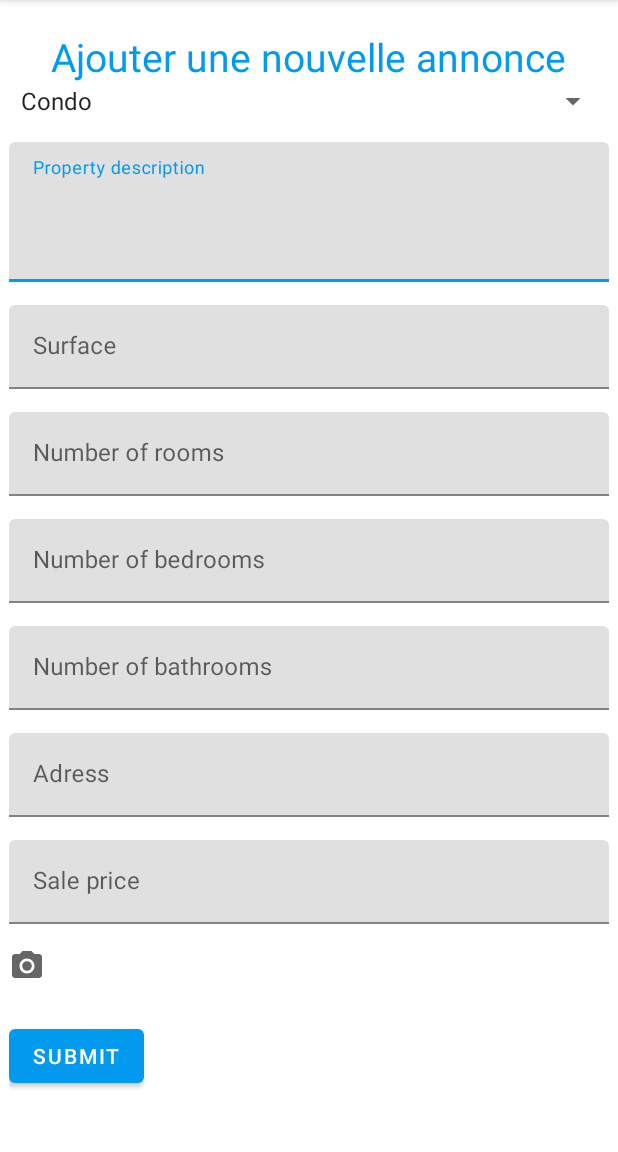
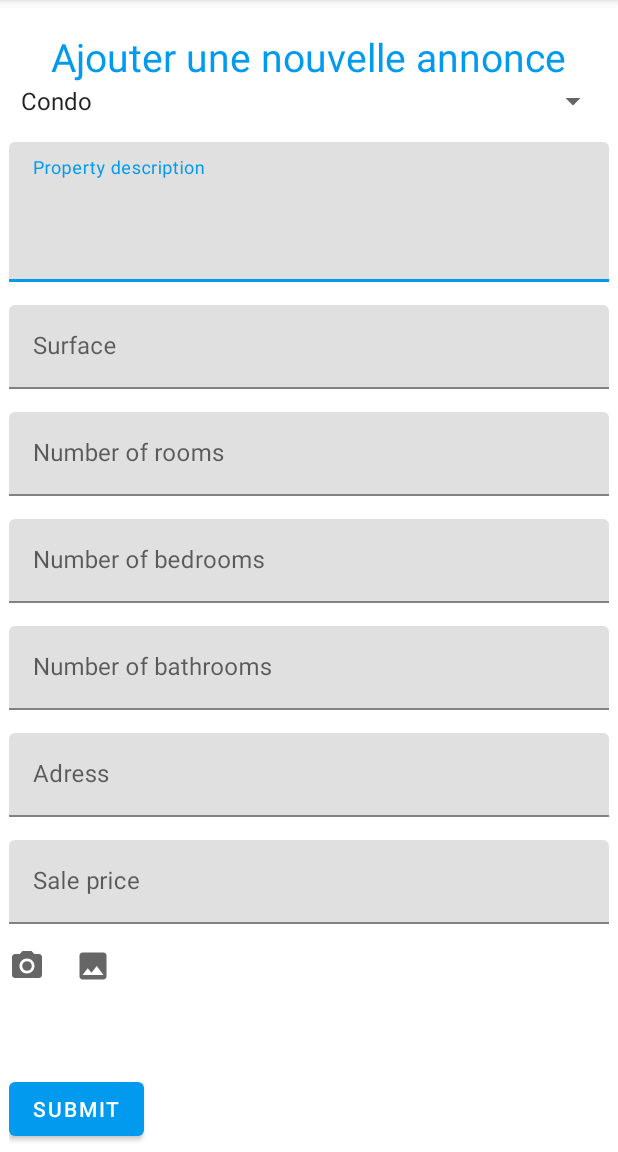
Before and after one commit to MattChad1/P8_RealEstateManager, an Android app: the screen it shows after launch (AddPropertyActivity), after a tap on "Add a property", on a phone screen of 412 x 824 dp, the part 84-1236 px from its top. Run offline under Robolectric (Android 15) with nearby library versions, the phone set to English and light mode, and no system bars; our stand-ins replace Room's generated code; 2 statements that could not run were skipped.

Commit message:
AddProperty : Ajout photo à partir de la galery

```diff
--- a/app/src/main/AndroidManifest.xml
+++ b/app/src/main/AndroidManifest.xml
@@ -8,6 +8,7 @@
     -->
     <uses-permission android:name="android.permission.ACCESS_FINE_LOCATION" />
     <uses-permission android:name="android.permission.ACCESS_WIFI_STATE" />
+    <uses-permission android:name="android.permission.READ_EXTERNAL_STORAGE" />
 
     <application
         android:name=".MyApplication"
--- a/app/src/main/java/com/openclassrooms/realestatemanager/datas/database/LocaleDatabase.kt
+++ b/app/src/main/java/com/openclassrooms/realestatemanager/datas/database/LocaleDatabase.kt
@@ -61,12 +61,12 @@ abstract class LocaleDatabase : RoomDatabase() {
             super.onCreate(db)
             INSTANCE?.let { database ->
                 scope.launch {
-                    populateDatabase(database.propertyDao(), database.agentDao(), database.typeOfPropertyDao(), database.proximityDao(), database.propertyProximityCrossRefDao())
+                    populateDatabase(database.propertyDao(), database.agentDao(), database.typeOfPropertyDao(), database.proximityDao(), database.propertyProximityCrossRefDao(), database.imageRoomDao())
                 }
             }
         }
 
-        suspend fun populateDatabase(propertyDao: PropertyDao, agentDao: AgentDao, typeOfPropertyDao: TypeOfPropertyDao, proximityDao: ProximityDao, propertyProximityCrossRefDao: PropertyProximityCrossRefDao) {
+        suspend fun populateDatabase(propertyDao: PropertyDao, agentDao: AgentDao, typeOfPropertyDao: TypeOfPropertyDao, proximityDao: ProximityDao, propertyProximityCrossRefDao: PropertyProximityCrossRefDao, imageRoomDao: ImageRoomDao) {
             agentDao.insert(Agent(0, "Mike Money"))
             agentDao.insert(Agent(0, "Melissa BigDollars"))
 
@@ -75,6 +75,10 @@ abstract class LocaleDatabase : RoomDatabase() {
             typeOfPropertyDao.insert(TypeOfProperty(2, "Loft"))
             typeOfPropertyDao.insert(TypeOfProperty(3, "Mansion"))
             typeOfPropertyDao.insert(TypeOfProperty(4, "Single Family House"))
+
+            imageRoomDao.insert(ImageRoom(0, 1, "flat1", "Salon"))
+            imageRoomDao.insert(ImageRoom(0, 2, "flat2", "Chambre"))
+            imageRoomDao.insert(ImageRoom(0, 1, "flat2", "Chambre"))
 
 
             propertyDao.insert(
@@ -89,10 +93,6 @@ abstract class LocaleDatabase : RoomDatabase() {
                     6,
                     4,
                     2,
-                    mutableListOf<ImageRoom>(ImageRoom(0, 0, "flat1", "Salon"),
-                        ImageRoom(0, 0, "flat2", "Autre pièce")),
-
-//                    mutableListOf<ProximityEnum>(ProximityEnum.PARK, ProximityEnum.SCHOOL),
                     "2022-01-01",
                     null
                 )
@@ -110,9 +110,6 @@ abstract class LocaleDatabase : RoomDatabase() {
                     4,
                     3,
                     1,
-                    mutableListOf<ImageRoom>(ImageRoom(0, 0, "flat2", "Autre pièce")),
-
-//                    mutableListOf<ProximityEnum>(ProximityEnum.PARK, ProximityEnum.PUBLIC_TRANSPORTS),
                     "2022-01-01",
                     null
                 )
--- a/app/src/main/java/com/openclassrooms/realestatemanager/datas/database/PropertyDao.kt
+++ b/app/src/main/java/com/openclassrooms/realestatemanager/datas/database/PropertyDao.kt
@@ -34,10 +34,13 @@ interface PropertyDao {
 
     @Transaction
     @Query("SELECT * FROM Property WHERE idProperty=:id")
-    suspend fun getPropertyCompleteById(id: Long): PropertyComplete
+    suspend fun getPropertyCompleteById(id: Int): PropertyComplete
 
     @Insert
     fun addPhoto(imageRoom: ImageRoom)
 
+    @Query("SELECT idProperty FROM Property ORDER BY idProperty DESC LIMIT 1")
+    suspend fun getMaxId(): Int
+
 
 }
--- a/app/src/main/java/com/openclassrooms/realestatemanager/datas/model/Converters.kt
+++ b/app/src/main/java/com/openclassrooms/realestatemanager/datas/model/Converters.kt
@@ -81,18 +81,18 @@ class Converters {
 //        return null
 //    }
 
-    @TypeConverter
-    fun getStringFromPhotos(list: List<ImageRoom>?): String? {
-        if (list == null) return null
-        else return Json.encodeToString(list)
-
-    }
-
-    @TypeConverter
-    fun getPhotosFromString(str: String?): List<ImageRoom>? {
-        if (str == null) return null
-        else return Json.decodeFromString<List<ImageRoom>>(str)
-
-    }
+//    @TypeConverter
+//    fun getStringFromPhotos(list: List<ImageRoom>?): String? {
+//        if (list == null) return null
+//        else return Json.encodeToString(list)
+//
+//    }
+//
+//    @TypeConverter
+//    fun getPhotosFromString(str: String?): List<ImageRoom>? {
+//        if (str == null) return null
+//        else return Json.decodeFromString<List<ImageRoom>>(str)
+//
+//    }
 
 }
--- a/app/src/main/java/com/openclassrooms/realestatemanager/datas/model/ImageRoom.kt
+++ b/app/src/main/java/com/openclassrooms/realestatemanager/datas/model/ImageRoom.kt
@@ -1,14 +1,16 @@
 package com.openclassrooms.realestatemanager.datas.model
 
 import androidx.room.Entity
+import androidx.room.ForeignKey
+import androidx.room.Index
 import androidx.room.PrimaryKey
 import kotlinx.serialization.Serializable
 
-@Serializable
+//@Serializable
 //@Entity (foreignKeys = [
 //    ForeignKey(
 //        entity = Property::class,
-//        parentColumns = arrayOf("id"),
+//        parentColumns = arrayOf("idProperty"),
 //        childColumns = arrayOf("idProperty"),
 //        onDelete = ForeignKey.CASCADE
 //    )],
--- a/app/src/main/java/com/openclassrooms/realestatemanager/datas/model/InternalStoragePhoto.kt
+++ b/app/src/main/java/com/openclassrooms/realestatemanager/datas/model/InternalStoragePhoto.kt
@@ -4,5 +4,6 @@ import android.graphics.Bitmap
 
 data class InternalStoragePhoto(
     val name: String,
-    val bmp: Bitmap
+    val bmp: Bitmap,
+    val legend: String = ""
 )
--- a/app/src/main/java/com/openclassrooms/realestatemanager/datas/model/Property.kt
+++ b/app/src/main/java/com/openclassrooms/realestatemanager/datas/model/Property.kt
@@ -18,7 +18,6 @@ data class Property(
     var rooms: Int? = 0,
     var bedrooms: Int? = 0,
     var bathrooms: Int? = 0,
-    var photos: MutableList<ImageRoom>? = null,
     var dateStartSell: String? = null, // format yyyy-mm-dd for easy sorting in sqlite
     var dateSold: String? = null, // idem
 )
--- a/app/src/main/java/com/openclassrooms/realestatemanager/datas/model/PropertyComplete.kt
+++ b/app/src/main/java/com/openclassrooms/realestatemanager/datas/model/PropertyComplete.kt
@@ -22,7 +22,7 @@ data class PropertyComplete (
         entity = ImageRoom::class
 
     )
-    var photos: List<ImageRoom>,
+    var photos: MutableList<ImageRoom>?,
 
 
     @Relation(
--- a/app/src/main/java/com/openclassrooms/realestatemanager/datas/repository/PropertyRepository.kt
+++ b/app/src/main/java/com/openclassrooms/realestatemanager/datas/repository/PropertyRepository.kt
@@ -22,11 +22,13 @@ class PropertyRepository (private val propertyDao: PropertyDao, private val imag
 
     suspend fun getPropertyById(id: Long): Property = propertyDao.getPropertyById(id)
 
-    suspend fun getPropertyCompleteById(id: Long): PropertyComplete = propertyDao.getPropertyCompleteById(id)
+    suspend fun getPropertyCompleteById(id: Int): PropertyComplete = propertyDao.getPropertyCompleteById(id)
 
     suspend fun addPhoto(idProperty: Int, nameFile: String, legende: String ) {
         imageRoomDao.insert (ImageRoom(0, idProperty, nameFile, legende))
     }
 
+    suspend fun getMaxId(): Int = propertyDao.getMaxId()
+
 
 }
--- a/app/src/main/java/com/openclassrooms/realestatemanager/ui/add_property/AddPropertyActivity.kt
+++ b/app/src/main/java/com/openclassrooms/realestatemanager/ui/add_property/AddPropertyActivity.kt
@@ -1,15 +1,22 @@
 package com.openclassrooms.realestatemanager.ui.add_property
 
+import android.Manifest
+import android.content.pm.PackageManager
+import android.net.Uri
+import android.os.Build
 import android.os.Bundle
+import android.provider.MediaStore
 import android.view.View
 import android.widget.ArrayAdapter
 import android.widget.Spinner
 import android.widget.Toast
+import androidx.activity.result.ActivityResultLauncher
 import androidx.activity.result.contract.ActivityResultContracts
 import androidx.activity.result.launch
 import androidx.activity.viewModels
 import androidx.appcompat.app.AlertDialog
 import androidx.appcompat.app.AppCompatActivity
+import androidx.core.content.ContextCompat
 import androidx.lifecycle.lifecycleScope
 import androidx.recyclerview.widget.RecyclerView
 import androidx.recyclerview.widget.StaggeredGridLayoutManager
@@ -23,6 +30,7 @@ import com.openclassrooms.realestatemanager.utils.PhotoUtils.Companion.deletePho
 import com.openclassrooms.realestatemanager.utils.PhotoUtils.Companion.loadPhotosFromInternalStorage
 import com.openclassrooms.realestatemanager.utils.PhotoUtils.Companion.savePhotoToInternalStorage
 import kotlinx.coroutines.launch
+import java.io.InputStream
 import java.util.*
 
 
@@ -31,10 +39,12 @@ class AddPropertyActivity : AppCompatActivity() {
     lateinit var binding: ActivityAddPropertyBinding
     private lateinit var internalStoragePhotoAdapter: InternalStoragePhotoAdapter
 
+    private var readPermissionGranted = false
+    private lateinit var permissionsLauncher: ActivityResultLauncher<Array<String>>
+
     private val viewModel: AddPropertyViewModel by viewModels() {
         ViewModelFactory(MyApplication.instance.propertyRepository, MyApplication.instance.typeOfPropertyRepository)
     }
-
 
 
     override fun onCreate(savedInstanceState: Bundle?) {
@@ -42,6 +52,16 @@ class AddPropertyActivity : AppCompatActivity() {
 
         binding = ActivityAddPropertyBinding.inflate(layoutInflater)
         setContentView(binding.root)
+
+        permissionsLauncher = registerForActivityResult(ActivityResultContracts.RequestMultiplePermissions()) { permissions ->
+            readPermissionGranted = permissions[Manifest.permission.READ_EXTERNAL_STORAGE] ?: readPermissionGranted
+
+            if (!readPermissionGranted) {
+                Toast.makeText(this, "Can't read files without permission.", Toast.LENGTH_LONG).show()
+            }
+        }
+        updateOrRequestPermissions()
+
 
         val spinner: Spinner = binding.formTypeProperty
 
@@ -67,86 +87,135 @@ class AddPropertyActivity : AppCompatActivity() {
 
         }
 
-        viewModel.validAdress.observe(this) {msg ->
-            binding.editAdress.error = if (msg!=null) msg else null
+        viewModel.validAdress.observe(this) { msg ->
+            binding.editAdress.error = if (msg != null) msg else null
         }
 
-        viewModel.validPrice.observe(this) {msg ->
-            binding.editPrice.error = if (msg!=null) msg else null
+        viewModel.validPrice.observe(this) { msg ->
+            binding.editPrice.error = if (msg != null) msg else null
         }
+
+        viewModel.validImage.observe(this) { msg -> binding.tvErreurPhotos.text = msg }
 
         internalStoragePhotoAdapter = InternalStoragePhotoAdapter {
             val isDeletionSuccessful = deletePhotoFromInternalStorage(it.name)
-            if(isDeletionSuccessful) {
-                loadPhotosFromInternalStorageIntoRecyclerView()
+            if (isDeletionSuccessful) {
+                //loadPhotosFromInternalStorageIntoRecyclerView()
                 Toast.makeText(this, "Photo successfully deleted", Toast.LENGTH_SHORT).show()
             } else {
                 Toast.makeText(this, "Failed to delete photo", Toast.LENGTH_SHORT).show()
             }
         }
 
+        viewModel.imagesPrevLiveData.observe(this) { images ->
+            internalStoragePhotoAdapter.submitList(images)
+
+        }
+
         setupInternalStorageRecyclerView()
-        loadPhotosFromInternalStorageIntoRecyclerView()
+        //loadPhotosFromInternalStorageIntoRecyclerView()
 
         val takePhoto = registerForActivityResult(ActivityResultContracts.TakePicturePreview()) {
-            if (it!=null) {
+            if (it != null) {
                 val builder = AlertDialog.Builder(this)
                 val mView: View = layoutInflater.inflate(R.layout.dialog_name_file, null)
                 builder.setTitle("Which room is it?")
                 builder.setView(mView)
-                builder.setPositiveButton("OK"
+                builder.setPositiveButton(
+                    "OK"
                 ) { dialog, id ->
-                    val legende = mView.findViewById<TextInputEditText>(R.id.edit_name_file_input).getInput()
-                    if (!legende.isNullOrEmpty()) {
-                    val nameFile = UUID.randomUUID().toString()
-                    val isSavedSuccessfully = savePhotoToInternalStorage(nameFile, it)
+                    val legend = mView.findViewById<TextInputEditText>(R.id.edit_name_file_input).getInput()
+                    if (!legend.isNullOrEmpty()) {
+                        val nameFile = viewModel.maxId.toString() + "-" + UUID.randomUUID().toString()
+                        val isSavedSuccessfully = savePhotoToInternalStorage(nameFile, it)
 
-                    if (isSavedSuccessfully) {
-                        viewModel.addPhoto(nameFile, legende)
-                        loadPhotosFromInternalStorageIntoRecyclerView()
-                        Toast.makeText(this, "Photo saved successfully", Toast.LENGTH_SHORT).show()
-                    }
+                        if (isSavedSuccessfully) {
+                            viewModel.addPhoto(nameFile, it, legend)
+                            //loadPhotosFromInternalStorageIntoRecyclerView()
+                            Toast.makeText(this, "Photo saved successfully", Toast.LENGTH_SHORT).show()
+                        }
                     } else {
                         Toast.makeText(this, "Failed to save photo", Toast.LENGTH_SHORT).show()
                     }
                 }
                 builder.show()
+            }
+        }
+
+        val openGallery = registerForActivityResult(ActivityResultContracts.GetContent()) { uri: Uri? ->
+            uri?.let { it ->
+
+                val builder = AlertDialog.Builder(this)
+                val mView: View = layoutInflater.inflate(R.layout.dialog_name_file, null)
+                builder.setTitle("Which room is it?")
+                builder.setView(mView)
+                builder.setPositiveButton(
+                    "OK"
+                ) { dialog, id ->
+                    val legend = mView.findViewById<TextInputEditText>(R.id.edit_name_file_input).getInput()
+                    if (!legend.isNullOrEmpty()) {
+                        val nameFile = viewModel.maxId.toString() + "-" + UUID.randomUUID().toString()
+                        val inputStream: InputStream? = contentResolver.openInputStream(it)
+                        inputStream?.copyTo(MyApplication.instance.openFileOutput("$nameFile.jpg", MODE_PRIVATE))
+                        viewModel.addPhoto(nameFile, MediaStore.Images.Media.getBitmap(this.getContentResolver(), it), legend)
+                        //loadPhotosFromInternalStorageIntoRecyclerView()
+                        Toast.makeText(this, "Photo saved successfully", Toast.LENGTH_SHORT).show()
+                    } else {
+                        Toast.makeText(this, "Failed to save photo", Toast.LENGTH_SHORT).show()
+                    }
                 }
+                builder.show()
+
+            }
         }
+
 
         binding.btnTakePhoto.setOnClickListener {
             takePhoto.launch()
         }
 
+        binding.btnTakePhotoGallery.setOnClickListener { openGallery.launch("image/*") }
+
     }
 
     fun TextInputEditText.getInput(): String? = if (this.text.isNullOrEmpty()) null else this.text.toString()
 
-//    private fun createDialogNameFile() {
-//        val builder = AlertDialog.Builder(this)
-//        builder.setView(com.openclassrooms.realestatemanager.R.layout.dialog_name_file)
-//        builder.setTitle("Test")
-//        builder.setMessage("Message")
-//        builder.setPositiveButton("OK"
-//        ) { dialog, id ->
-//
-//            Toast.makeText(this@AddPropertyActivity, "Photo saved successfully", Toast.LENGTH_SHORT).show()
-//        }
-//        builder.show()
-//    }
 
     private fun loadPhotosFromInternalStorageIntoRecyclerView() {
         lifecycleScope.launch {
-            val photos = loadPhotosFromInternalStorage()
+            val photos = loadPhotosFromInternalStorage("${viewModel.maxId}-")
             internalStoragePhotoAdapter.submitList(photos)
         }
     }
+
 
     private fun setupInternalStorageRecyclerView() = binding.rvPrivatePhotos.apply {
         adapter = internalStoragePhotoAdapter
         layoutManager = StaggeredGridLayoutManager(3, RecyclerView.VERTICAL)
     }
 
+    private fun updateOrRequestPermissions() {
+        val hasReadPermission = ContextCompat.checkSelfPermission(
+            this,
+            Manifest.permission.READ_EXTERNAL_STORAGE
+        ) == PackageManager.PERMISSION_GRANTED
+        val hasWritePermission = ContextCompat.checkSelfPermission(
+            this,
+            Manifest.permission.WRITE_EXTERNAL_STORAGE
+        ) == PackageManager.PERMISSION_GRANTED
+        val minSdk29 = Build.VERSION.SDK_INT >= Build.VERSION_CODES.Q
+
+        readPermissionGranted = hasReadPermission
+
+
+        val permissionsToRequest = mutableListOf<String>()
+        if (!readPermissionGranted) {
+            permissionsToRequest.add(Manifest.permission.READ_EXTERNAL_STORAGE)
+        }
+        if (permissionsToRequest.isNotEmpty()) {
+            permissionsLauncher.launch(permissionsToRequest.toTypedArray())
+        }
+    }
 
 
 }
--- a/app/src/main/java/com/openclassrooms/realestatemanager/ui/add_property/InternalStoragePhotoAdapter.kt
+++ b/app/src/main/java/com/openclassrooms/realestatemanager/ui/add_property/InternalStoragePhotoAdapter.kt
@@ -39,6 +39,7 @@ class InternalStoragePhotoAdapter(
         val photo = currentList[position]
         holder.binding.apply {
             ivPhoto.setImageBitmap(photo.bmp)
+            tvItemPhotoLegend.text = photo.legend
 
             val aspectRatio = photo.bmp.width.toFloat() / photo.bmp.height.toFloat()
             ConstraintSet().apply {
--- a/app/src/main/java/com/openclassrooms/realestatemanager/ui/detail_property/DetailPropertyFragment.kt
+++ b/app/src/main/java/com/openclassrooms/realestatemanager/ui/detail_property/DetailPropertyFragment.kt
@@ -40,7 +40,7 @@ class DetailPropertyFragment : Fragment() {
 
         binding = FragmentDetailPropertyBinding.inflate(inflater, container, false)
 
-        val idProperty = arguments!!.getLong("idProperty")
+        val idProperty = arguments!!.getInt("idProperty")
 
         viewModel.getPropertyById(idProperty).observe(this) { property ->
             if (property!=null) {
--- a/app/src/main/java/com/openclassrooms/realestatemanager/ui/detail_property/DetailPropertyViewModel.kt
+++ b/app/src/main/java/com/openclassrooms/realestatemanager/ui/detail_property/DetailPropertyViewModel.kt
@@ -14,7 +14,7 @@ class DetailPropertyViewModel(
     ViewModel() {
 
 
-    fun getPropertyById(id: Long): MutableLiveData<DetailPropertyViewState?> {
+    fun getPropertyById(id: Int): MutableLiveData<DetailPropertyViewState?> {
         var valueReturn: DetailPropertyViewState? = null
         val result = MutableLiveData<DetailPropertyViewState?>()
 
@@ -25,14 +25,14 @@ class DetailPropertyViewModel(
 
             valueReturn = DetailPropertyViewState(
                 property.property.idProperty,
-                property.typeOfProperty?.nameType,
+                property.typeOfProperty.nameType,
                 property.property.price,
                 property.property.squareFeet,
                 property.property.rooms,
                 property.property.bedrooms,
                 property.property.bathrooms,
                 property.property.description,
-                property.property.photos,
+                property.photos,
                 property.property.adress,
                 if (property.proximities == null) null else property.proximities?.map { it.idProximity }
             )
--- a/app/src/main/java/com/openclassrooms/realestatemanager/ui/list_properties/ListPropertiesViewModel.kt
+++ b/app/src/main/java/com/openclassrooms/realestatemanager/ui/list_properties/ListPropertiesViewModel.kt
@@ -38,7 +38,7 @@ class ListPropertiesViewModel(
                         property.property.bedrooms,
                         property.property.bathrooms,
                         property.property.description,
-                        property.property.photos,
+                        property.photos,
                         property.property.adress
                     )
                 )
--- a/app/src/main/java/com/openclassrooms/realestatemanager/utils/PhotoUtils.kt
+++ b/app/src/main/java/com/openclassrooms/realestatemanager/utils/PhotoUtils.kt
@@ -28,10 +28,10 @@ companion object {
     }
 
 
-    suspend fun loadPhotosFromInternalStorage(): List<InternalStoragePhoto> {
+    suspend fun loadPhotosFromInternalStorage(prefix: String = ""): List<InternalStoragePhoto> {
         return withContext(Dispatchers.IO) {
             val files = MyApplication.instance.filesDir.listFiles()
-            files?.filter { it.canRead() && it.isFile && it.name.endsWith(".jpg") }?.map {
+            files?.filter { it.canRead() && it.isFile && it.name.endsWith(".jpg") && it.name.startsWith(prefix) }?.map {
                 val bytes = it.readBytes()
                 val bmp = BitmapFactory.decodeByteArray(bytes, 0, bytes.size)
                 InternalStoragePhoto(it.name, bmp)
--- /dev/null
+++ b/app/src/main/res/drawable/ic_baseline_image_24.xml
@@ -0,0 +1,10 @@
+<vector xmlns:android="http://schemas.android.com/apk/res/android"
+    android:width="24dp"
+    android:height="24dp"
+    android:viewportWidth="24"
+    android:viewportHeight="24"
+    android:tint="?attr/colorControlNormal">
+  <path
+      android:fillColor="@android:color/white"
+      android:pathData="M21,19V5c0,-1.1 -0.9,-2 -2,-2H5c-1.1,0 -2,0.9 -2,2v14c0,1.1 0.9,2 2,2h14c1.1,0 2,-0.9 2,-2zM8.5,13.5l2.5,3.01L14.5,12l4.5,6H5l3.5,-4.5z"/>
+</vector>
--- a/app/src/main/res/layout/activity_add_property.xml
+++ b/app/src/main/res/layout/activity_add_property.xml
@@ -186,6 +186,11 @@
             </com.google.android.material.textfield.TextInputLayout>
 
 
+            <LinearLayout
+                android:layout_width="match_parent"
+                android:layout_height="wrap_content"
+                android:orientation="horizontal"
+                >
             <ImageView
                 android:id="@+id/btnTakePhoto"
                 android:layout_width="wrap_content"
@@ -193,6 +198,24 @@
                 android:layout_marginTop="16dp"
                android:src="@drawable/ic_baseline_photo_camera_24" />
 
+            <ImageView
+                android:id="@+id/btnTakePhotoGallery"
+                android:layout_width="wrap_content"
+                android:layout_height="wrap_content"
+                android:layout_marginTop="16dp"
+                android:layout_marginLeft="20dp"
+                android:src="@drawable/ic_baseline_image_24" />
+
+            </LinearLayout>
+
+            <TextView
+                android:id="@+id/tv_erreur_photos"
+                android:layout_width="match_parent"
+                android:layout_height="wrap_content"
+                android:textColor="#F00020"
+                android:layout_marginTop="8dp"
+                android:layout_marginBottom="8dp"
+                />
 
             <androidx.recyclerview.widget.RecyclerView
                 android:id="@+id/rvPrivatePhotos"
```
Also changed, not shown: app/src/main/java/com/openclassrooms/realestatemanager/ui/add_property/AddPropertyViewModel.kt (+18 -10 lines), app/src/main/res/layout/item_photo.xml (+17 -2 lines).
